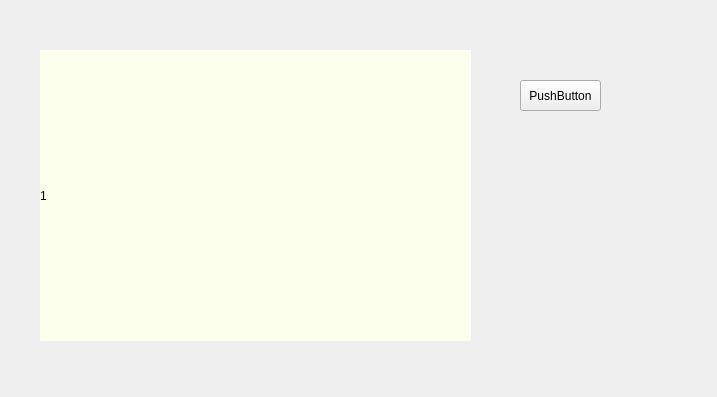
Old version of the form qt/LEDPlate/form_product.ui in the repository imbdus/LEDPLate.
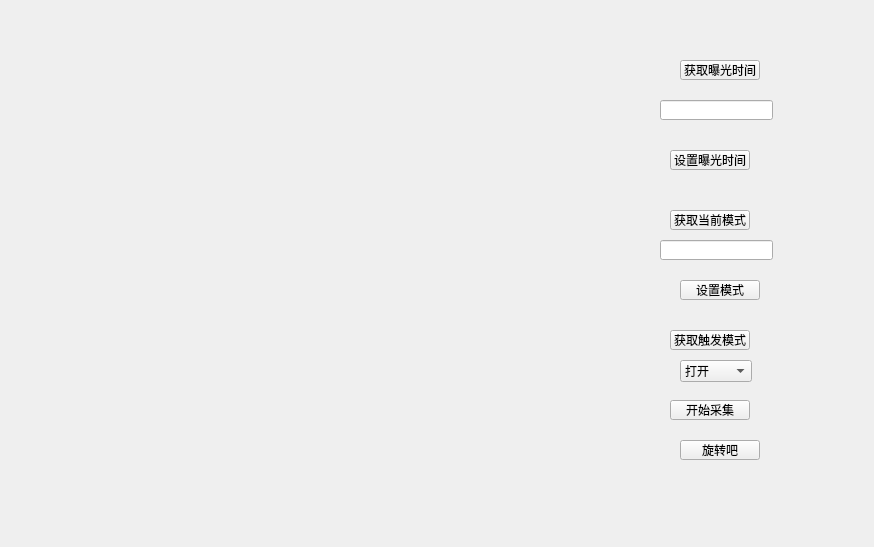
New version of the form.

```diff
--- a/qt/LEDPlate/form_product.ui
+++ b/qt/LEDPlate/form_product.ui
@@ -6,8 +6,8 @@
    <rect>
     <x>0</x>
     <y>0</y>
-    <width>717</width>
-    <height>397</height>
+    <width>874</width>
+    <height>547</height>
    </rect>
   </property>
   <property name="windowTitle">
@@ -16,31 +16,184 @@
   <widget class="QLabel" name="label">
    <property name="geometry">
     <rect>
-     <x>40</x>
-     <y>50</y>
-     <width>431</width>
-     <height>291</height>
+     <x>0</x>
+     <y>10</y>
+     <width>54</width>
+     <height>12</height>
     </rect>
    </property>
-   <property name="styleSheet">
-    <string notr="true">border:2px silid red;
-background-color: rgb(252, 255, 235);</string>
+   <property name="text">
+    <string/>
    </property>
+  </widget>
+  <widget class="QPushButton" name="pushButtonRotate">
+   <property name="geometry">
+    <rect>
+     <x>680</x>
+     <y>440</y>
+     <width>80</width>
+     <height>20</height>
+    </rect>
+   </property>
    <property name="text">
-    <string>1</string>
+    <string>旋转吧</string>
    </property>
   </widget>
   <widget class="QPushButton" name="pushButton">
    <property name="geometry">
     <rect>
-     <x>520</x>
-     <y>80</y>
-     <width>81</width>
-     <height>31</height>
+     <x>670</x>
+     <y>400</y>
+     <width>80</width>
+     <height>20</height>
     </rect>
    </property>
    <property name="text">
-    <string>PushButton</string>
+    <string>开始采集</string>
+   </property>
+  </widget>
+  <widget class="QPushButton" name="pushButton_CFMode">
+   <property name="geometry">
+    <rect>
+     <x>670</x>
+     <y>330</y>
+     <width>80</width>
+     <height>20</height>
+    </rect>
+   </property>
+   <property name="text">
+    <string>获取触发模式</string>
+   </property>
+  </widget>
+  <widget class="QPushButton" name="pushButton_SetMode">
+   <property name="geometry">
+    <rect>
+     <x>680</x>
+     <y>280</y>
+     <width>80</width>
+     <height>20</height>
+    </rect>
+   </property>
+   <property name="text">
+    <string>设置模式</string>
+   </property>
+  </widget>
+  <widget class="QPushButton" name="pushButton_GetMode">
+   <property name="geometry">
+    <rect>
+     <x>670</x>
+     <y>210</y>
+     <width>80</width>
+     <height>20</height>
+    </rect>
+   </property>
+   <property name="text">
+    <string>获取当前模式</string>
+   </property>
+  </widget>
+  <widget class="QPushButton" name="pushButton_SetExTime">
+   <property name="geometry">
+    <rect>
+     <x>670</x>
+     <y>150</y>
+     <width>80</width>
+     <height>20</height>
+    </rect>
+   </property>
+   <property name="text">
+    <string>设置曝光时间</string>
+   </property>
+  </widget>
+  <widget class="QPushButton" name="pushButton_getExTime">
+   <property name="geometry">
+    <rect>
+     <x>680</x>
+     <y>60</y>
+     <width>80</width>
+     <height>20</height>
+    </rect>
+   </property>
+   <property name="text">
+    <string>获取曝光时间</string>
+   </property>
+  </widget>
+  <widget class="QComboBox" name="comboBox">
+   <property name="geometry">
+    <rect>
+     <x>680</x>
+     <y>360</y>
+     <width>72</width>
+     <height>22</height>
+    </rect>
+   </property>
+   <item>
+    <property name="text">
+     <string>打开</string>
+    </property>
+   </item>
+   <item>
+    <property name="text">
+     <string>关闭</string>
+    </property>
+   </item>
+  </widget>
+  <widget class="QLabel" name="label_exTime">
+   <property name="geometry">
+    <rect>
+     <x>680</x>
+     <y>30</y>
+     <width>54</width>
+     <height>12</height>
+    </rect>
+   </property>
+   <property name="text">
+    <string/>
+   </property>
+  </widget>
+  <widget class="QLabel" name="label_Mode">
+   <property name="geometry">
+    <rect>
+     <x>680</x>
+     <y>180</y>
+     <width>54</width>
+     <height>12</height>
+    </rect>
+   </property>
+   <property name="text">
+    <string/>
+   </property>
+  </widget>
+  <widget class="QLineEdit" name="lineEdit_exTime">
+   <property name="geometry">
+    <rect>
+     <x>660</x>
+     <y>100</y>
+     <width>113</width>
+     <height>20</height>
+    </rect>
+   </property>
+  </widget>
+  <widget class="QLineEdit" name="lineEdit_SetMode">
+   <property name="geometry">
+    <rect>
+     <x>660</x>
+     <y>240</y>
+     <width>113</width>
+     <height>20</height>
+    </rect>
+   </property>
+  </widget>
+  <widget class="QLabel" name="label_CFMode">
+   <property name="geometry">
+    <rect>
+     <x>690</x>
+     <y>300</y>
+     <width>54</width>
+     <height>12</height>
+    </rect>
+   </property>
+   <property name="text">
+    <string/>
    </property>
   </widget>
  </widget>
```
Left out of the diff: 4 changed lines with no effect on the pictures.
